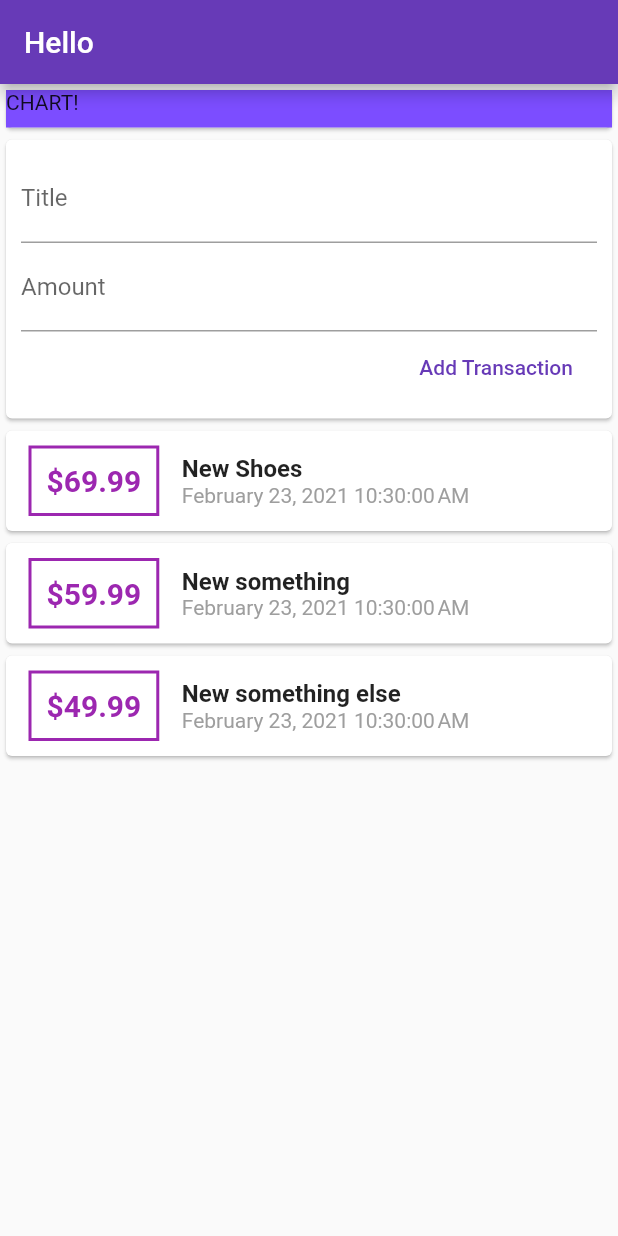
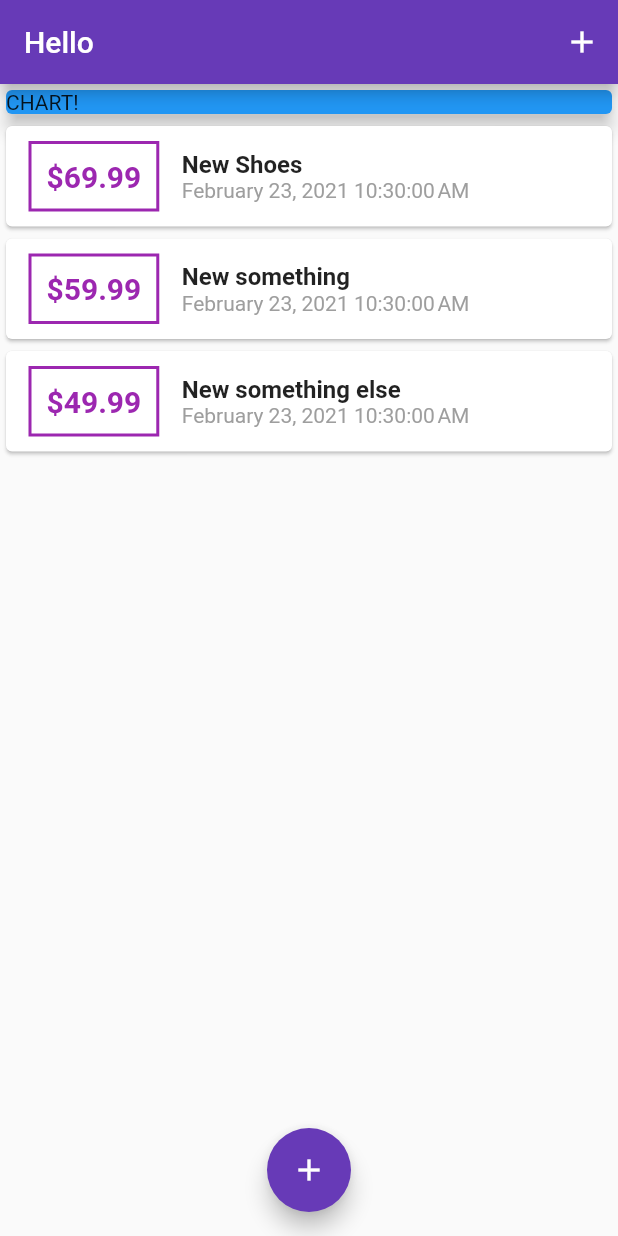
Before and after one commit to Hayley-Smith/expensetracker2, a Flutter app: the screen it shows after launch, on a phone screen of 412 x 824 dp. Run offline on Flutter 3.47's test engine with Material 2 defaults, Android fonts, the phone set to English and light mode, and no system bars.

```diff
--- a/lib/main.dart
+++ b/lib/main.dart
@@ -1,8 +1,7 @@
-import './widgets/user_transactions.dart';
-
 import './widgets/new_transactions.dart';
 import './widgets/transaction_list.dart';
 import 'package:flutter/material.dart';
+import 'models/transaction.dart';
 
 void main() {
   runApp(MyApp());
@@ -23,34 +22,98 @@ class MyApp extends StatelessWidget {
   }
 }
 
-class MyHomePage extends StatelessWidget {
+class MyHomePage extends StatefulWidget {
   //String titleInput;
   //String amountInput;
-  final titleController = TextEditingController();
-  final amountController = TextEditingController();
+ // final titleController = TextEditingController();
+ // final amountController = TextEditingController();
+  @override
+  _MyHomePageState createState() => _MyHomePageState();
+}
+
+class _MyHomePageState extends State<MyHomePage>{
+
+
+  final List<Transaction> _userTransactions = [
+    Transaction(
+      id: "t1",
+      amount: 69.99,
+      date: DateTime.now(),
+      title: "New Shoes",
+    ),
+    Transaction(
+      id: "t2",
+      amount: 59.99,
+      date: DateTime.now(),
+      title: "New something",
+    ),
+    Transaction(
+      id: "t3",
+      amount: 49.99,
+      date: DateTime.now(),
+      title: "New something else",
+    ),
+  ];
+
+  void _addNewTransaction(String txTitle, double txAmount) {
+    final newTx = Transaction(
+      title: txTitle,
+      amount: txAmount,
+      date: DateTime.now(),
+      id: DateTime.now().toString(),
+    );
+    setState(() {
+      _userTransactions.add(newTx);
+    });
+  }
+
+  /*@override
+  Widget build(BuildContext context) {
+    // TODO: implement build
+    throw UnimplementedError();
+  }*/
+
+  void _startAddNewTransaction(BuildContext ctx) {
+    showModalBottomSheet(context: ctx, builder: (_) {
+      return GestureDetector(
+        onTap: () {},
+        child: GestureDetector(
+            behavior: HitTestBehavior.opaque,
+            onTap: () {},
+            child: NewTransaction(_addNewTransaction)),
+      );
+    },
+    );
+  }
 
   @override
   Widget build(BuildContext context) {
     return Scaffold(
       appBar: AppBar(
         title: Text("Hello"),
+        actions: <Widget>[
+          IconButton(icon: Icon(Icons.add), onPressed: () => _startAddNewTransaction(context),)
+        ],
       ),
       body: SingleChildScrollView(
         child: Column(
-          mainAxisAlignment: MainAxisAlignment.start,
+          //mainAxisAlignment: MainAxisAlignment.start,
           crossAxisAlignment: CrossAxisAlignment.stretch,
           children: [
-            Card(
-              child: Container(
-                  width: double.infinity,
-                  height: 25,
-                  color: Colors.deepPurpleAccent,
-                  child: Text('CHART!')),
+            Container(
+              width: double.infinity,
+              child: Card(
+                color: Colors.blue,
+                child: Text('CHART!'),
+                elevation: 5,
+              ),
             ),
-            UserTransactions()
+            TransactionList(_userTransactions)
           ],
         ),
       ),
+      floatingActionButtonLocation: FloatingActionButtonLocation.centerFloat,
+      floatingActionButton: FloatingActionButton(child: Icon(Icons.add), onPressed: () => _startAddNewTransaction(context),),
       // This trailing comma makes auto-formatting nicer for build methods.
     );
   }
--- a/lib/widgets/new_transactions.dart
+++ b/lib/widgets/new_transactions.dart
@@ -1,12 +1,19 @@
 import 'package:flutter/material.dart';
 
 
-class NewTransaction extends StatelessWidget {
+class NewTransaction extends StatefulWidget {
   final Function addTransaction;
-  final titleController = TextEditingController();
-  final amountController = TextEditingController();
 
   NewTransaction(this.addTransaction);
+
+  @override
+  _NewTransactionState createState() => _NewTransactionState();
+}
+
+class _NewTransactionState extends State<NewTransaction> {
+  final titleController = TextEditingController();
+
+  final amountController = TextEditingController();
 
   void submitData() {
     final enteredTitle = titleController.text;
@@ -15,7 +22,7 @@ class NewTransaction extends StatelessWidget {
     if (enteredTitle.isEmpty || enteredAmount <= 0){
       return;
     }
-    addTransaction(
+    widget.addTransaction(
         enteredTitle,
         enteredAmount,
     );
@@ -24,6 +31,7 @@ class NewTransaction extends StatelessWidget {
   @override
   Widget build(BuildContext context) {
     return Card(
+      elevation: 5,
       child: Container(
         padding: EdgeInsets.all(10),
         child: Column(
--- a/lib/widgets/transaction_list.dart
+++ b/lib/widgets/transaction_list.dart
@@ -13,7 +13,7 @@ class TransactionList extends StatelessWidget {
       height: 300,
       child: ListView.builder(
         itemBuilder: (ctx, index) {
-          return  Card(
+          return Card(
             child: Row(
               children: <Widget>[
                 Container(
--- a/lib/widgets/user_transactions.dart
+++ /dev/null
@@ -1,54 +0,0 @@
-import '../widgets/transaction_list.dart';
-import 'package:flutter/material.dart';
-import '../models/transaction.dart';
-import './new_transactions.dart';
-
-class UserTransactions extends StatefulWidget {
-  @override
-  _UserTransactionsState createState() => _UserTransactionsState();
-}
-
-class _UserTransactionsState extends State<UserTransactions> {
-  final List<Transaction> _userTransactions = [
-    Transaction(
-      id: "t1",
-      amount: 69.99,
-      date: DateTime.now(),
-      title: "New Shoes",
-    ),
-    Transaction(
-      id: "t2",
-      amount: 59.99,
-      date: DateTime.now(),
-      title: "New something",
-    ),
-    Transaction(
-      id: "t3",
-      amount: 49.99,
-      date: DateTime.now(),
-      title: "New something else",
-    ),
-  ];
-
-  void _addNewTransaction(String txTitle, double txAmount) {
-    final newTx = Transaction(
-      title: txTitle,
-      amount: txAmount,
-      date: DateTime.now(),
-      id: DateTime.now().toString(),
-    );
-    setState(() {
-      _userTransactions.add(newTx);
-    });
-  }
-
-  @override
-  Widget build(BuildContext context) {
-    return Column(
-      children: <Widget>[
-        NewTransaction(_addNewTransaction),
-        TransactionList(_userTransactions),
-      ],
-    );
-  }
-}
```
